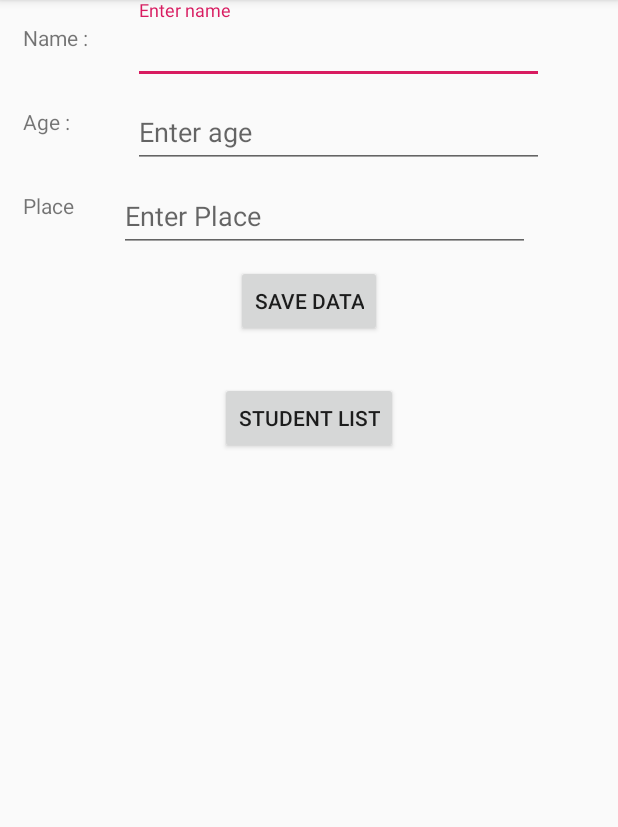
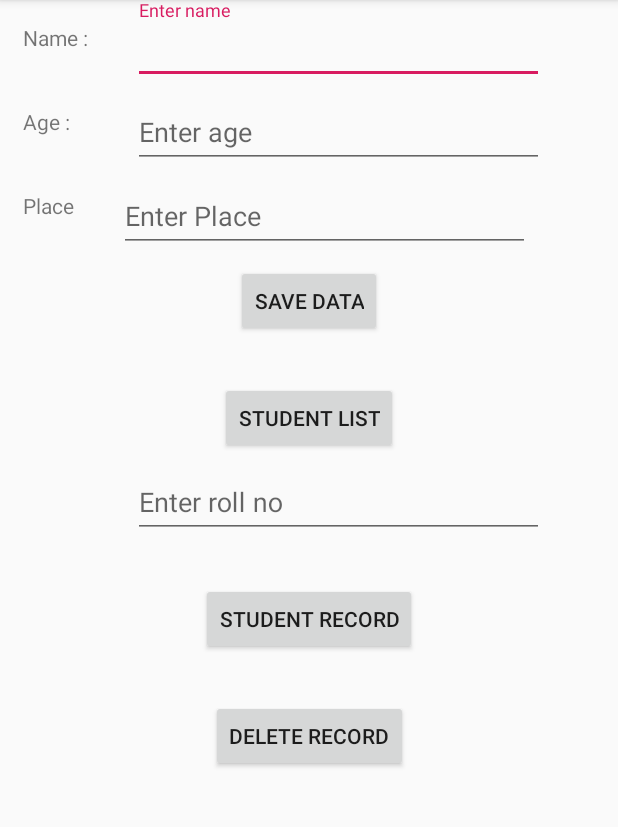
Before and after one commit to balabhuvana/Learn-RoomDatabase, an Android app: the screen it shows after launch (MainActivity), on a phone screen of 412 x 824 dp, the part 84-911 px from its top. Run offline under Robolectric (Android 15) with nearby library versions, the phone set to English and light mode, and no system bars; our stand-ins replace Room's generated code.

Commit message:
Updated Room Database Query

```diff
--- a/app/src/main/java/com/example/learn_roomdatabase/fargments/StudentProfileFragment.kt
+++ b/app/src/main/java/com/example/learn_roomdatabase/fargments/StudentProfileFragment.kt
@@ -70,8 +70,23 @@ class StudentProfileFragment : Fragment() {
 
         btnGetStudentsList.setOnClickListener {
 
+            /**
+             * This code is for doing a long work in background thread using kotlin
+             */
             GlobalScope.launch {
                 studentRepository?.selectStudentList()
+            }
+        }
+
+        btnGetStudentRecord.setOnClickListener {
+            GlobalScope.launch {
+                studentRepository?.selectSpecificStudent(etRollNo.text.toString().toInt())
+            }
+        }
+
+        btnDeleteStudentRecord.setOnClickListener {
+            GlobalScope.launch {
+                studentRepository?.deleteSpecificStudent(etRollNo.text.toString().toInt())
             }
         }
     }
--- a/app/src/main/java/com/example/learn_roomdatabase/room/StudentDao.kt
+++ b/app/src/main/java/com/example/learn_roomdatabase/room/StudentDao.kt
@@ -1,9 +1,6 @@
 package com.example.learn_roomdatabase.room
 
-import androidx.room.Dao
-import androidx.room.Insert
-import androidx.room.OnConflictStrategy
-import androidx.room.Query
+import androidx.room.*
 
 @Dao
 interface StudentDao {
@@ -12,6 +9,12 @@ interface StudentDao {
     fun insertStudent(student: Student)
 
     @Query("SELECT * from student_table")
-    fun getStudentRecords():List<Student>
+    fun getStudentRecords(): List<Student>
+
+    @Query("SELECT * from student_table where roll_no = :rollNo LIMIT 1")
+    fun getSpecificStudentRecord(rollNo: Int): Student
+
+    @Delete
+    fun deleteSpecificRecord(student: Student)
 
 }
--- a/app/src/main/java/com/example/learn_roomdatabase/room/StudentRepository.kt
+++ b/app/src/main/java/com/example/learn_roomdatabase/room/StudentRepository.kt
@@ -11,10 +11,27 @@ class StudentRepository(private var studentDao: StudentDao) {
     fun selectStudentList() {
         val studentList = studentDao.getStudentRecords()
         for (student in studentList) {
+            Log.i("ID :", "" + student.studentRollNo)
             Log.i("Name : ", "" + student.studentName)
             Log.i("Age : ", "" + student.studentAge)
             Log.i("Place : ", "" + student.studentPlace)
         }
     }
 
+    fun selectSpecificStudent(rollNo: Int) {
+        val student: Student? = studentDao.getSpecificStudentRecord(rollNo)
+        student?.apply {
+            Log.i("ID :", "" + student.studentRollNo)
+            Log.i("Name : ", "" + student.studentName)
+            Log.i("Age : ", "" + student.studentAge)
+            Log.i("Place : ", "" + student.studentPlace)
+        }
+    }
+
+    fun deleteSpecificStudent(rollNo: Int) {
+        val student: Student? = studentDao.getSpecificStudentRecord(rollNo)
+        student.let {
+            student?.let { it1 -> studentDao.deleteSpecificRecord(it1) }
+        }
+    }
 }
--- a/app/src/main/res/layout/fragment_student_profile.xml
+++ b/app/src/main/res/layout/fragment_student_profile.xml
@@ -115,4 +115,43 @@
         app:layout_constraintStart_toStartOf="parent"
         app:layout_constraintTop_toBottomOf="@id/btnSaveData" />
 
+    <com.google.android.material.textfield.TextInputLayout
+        android:id="@+id/tiRollNo"
+        android:layout_width="300dp"
+        android:layout_height="wrap_content"
+        app:layout_constraintStart_toEndOf="@id/tvName"
+        app:layout_constraintTop_toBottomOf="@+id/btnGetStudentsList"
+        tools:ignore="MissingConstraints">
+
+        <com.google.android.material.textfield.TextInputEditText
+            android:id="@+id/etRollNo"
+            android:layout_width="300dp"
+            android:layout_height="wrap_content"
+            android:layout_marginStart="30dp"
+            android:layout_marginLeft="30dp"
+            android:inputType="number"
+            android:maxLength="2"
+            android:hint="@string/enter_roll_no" />
+
+    </com.google.android.material.textfield.TextInputLayout>
+
+    <androidx.appcompat.widget.AppCompatButton
+        android:id="@+id/btnGetStudentRecord"
+        android:layout_width="wrap_content"
+        android:layout_height="wrap_content"
+        android:layout_marginTop="30dp"
+        android:text="@string/student_record"
+        app:layout_constraintEnd_toEndOf="parent"
+        app:layout_constraintStart_toStartOf="parent"
+        app:layout_constraintTop_toBottomOf="@id/tiRollNo" />
+
+    <androidx.appcompat.widget.AppCompatButton
+        android:id="@+id/btnDeleteStudentRecord"
+        android:layout_width="wrap_content"
+        android:layout_height="wrap_content"
+        android:layout_marginTop="30dp"
+        android:text="@string/delete_record"
+        app:layout_constraintEnd_toEndOf="parent"
+        app:layout_constraintStart_toStartOf="parent"
+        app:layout_constraintTop_toBottomOf="@id/btnGetStudentRecord" />
 </androidx.constraintlayout.widget.ConstraintLayout>
--- a/app/src/main/res/values/strings.xml
+++ b/app/src/main/res/values/strings.xml
@@ -13,4 +13,7 @@
     <string name="save_data">Save Data</string>
     <string name="place">Place</string>
     <string name="student_list">Student List</string>
+    <string name="student_record">Student Record</string>
+    <string name="enter_roll_no">Enter roll no</string>
+    <string name="delete_record">Delete Record</string>
 </resources>
```
